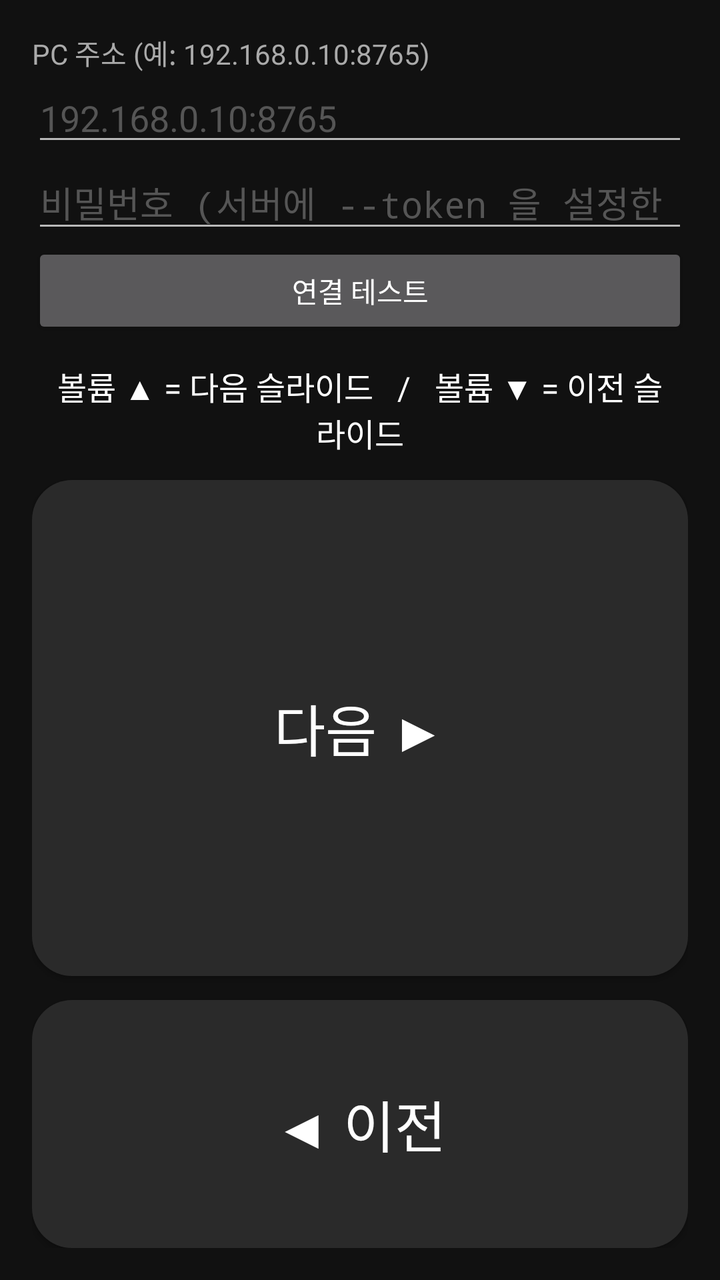
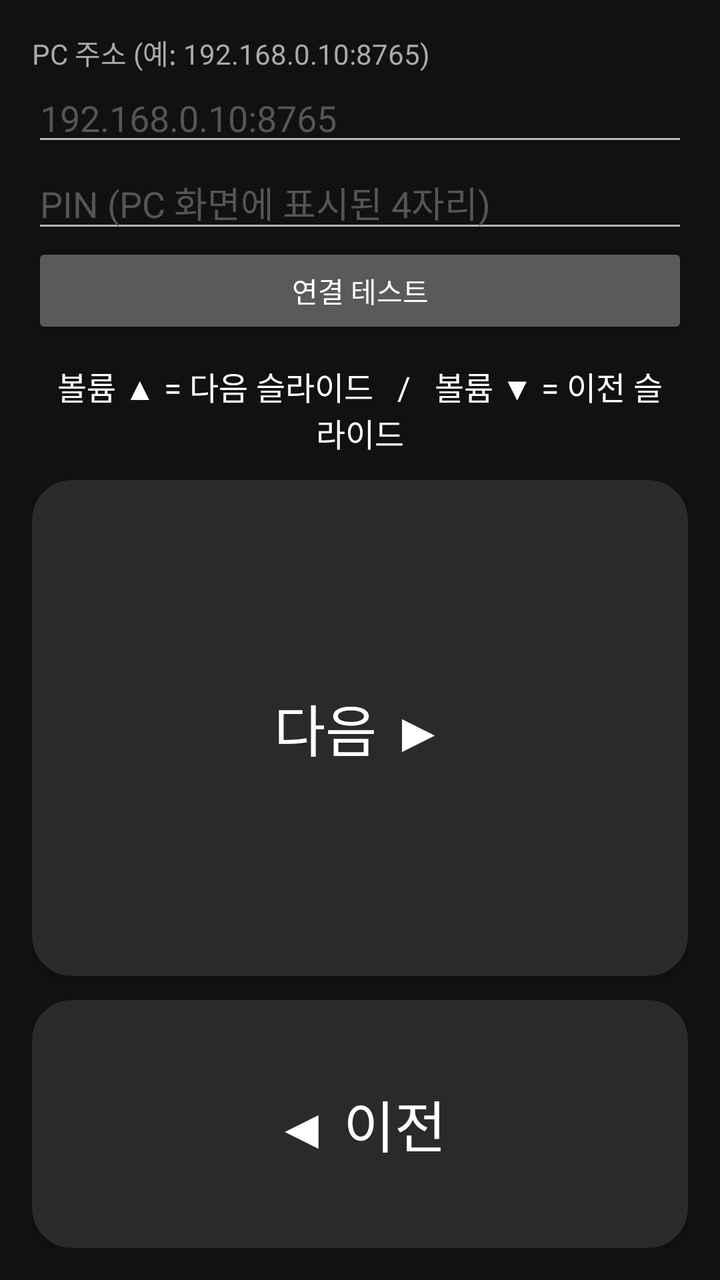

The first picture is an Android layout as it rendered before a commit; the second is the same layout after the commit. The layout source and the unified diff follow.
<!-- AndroidManifest.xml: application theme android:Theme.Material.NoActionBar -->
<!-- res/layout/activity_main.xml -->
<?xml version="1.0" encoding="utf-8"?>
<LinearLayout xmlns:android="http://schemas.android.com/apk/res/android"
    android:layout_width="match_parent"
    android:layout_height="match_parent"
    android:background="#111111"
    android:orientation="vertical"
    android:padding="16dp">

    <TextView
        android:layout_width="match_parent"
        android:layout_height="wrap_content"
        android:text="PC 주소 (예: 192.168.0.10:8765)"
        android:textColor="#AAAAAA" />

    <EditText
        android:id="@+id/host"
        android:layout_width="match_parent"
        android:layout_height="wrap_content"
        android:hint="192.168.0.10:8765"
        android:inputType="textUri"
        android:singleLine="true"
        android:textColor="#FFFFFF"
        android:textColorHint="#555555" />

    <EditText
        android:id="@+id/token"
        android:layout_width="match_parent"
        android:layout_height="wrap_content"
        android:hint="비밀번호 (서버에 --token 을 설정한 경우만)"
        android:inputType="textPassword"
        android:singleLine="true"
        android:textColor="#FFFFFF"
        android:textColorHint="#555555" />

    <Button
        android:id="@+id/connect"
        android:layout_width="match_parent"
        android:layout_height="wrap_content"
        android:text="연결 테스트" />

    <TextView
        android:id="@+id/status"
        android:layout_width="match_parent"
        android:layout_height="wrap_content"
        android:gravity="center"
        android:padding="12dp"
        android:text="볼륨 ▲ = 다음 슬라이드   /   볼륨 ▼ = 이전 슬라이드"
        android:textColor="#FFFFFF"
        android:textSize="16sp" />

    <Button
        android:id="@+id/next"
        android:layout_width="match_parent"
        android:layout_height="0dp"
        android:layout_marginBottom="12dp"
        android:layout_weight="2"
        android:background="@drawable/btn_bg"
        android:text="다음 ▶"
        android:textColor="#FFFFFF"
        android:textSize="28sp" />

    <Button
        android:id="@+id/prev"
        android:layout_width="match_parent"
        android:layout_height="0dp"
        android:layout_weight="1"
        android:background="@drawable/btn_bg"
        android:text="◀ 이전"
        android:textColor="#FFFFFF"
        android:textSize="28sp" />
</LinearLayout>
<!-- resources referenced by this layout -->
<resources>
  <!-- drawable btn_bg (drawable) -->
  <?xml version="1.0" encoding="utf-8"?>
  <selector xmlns:android="http://schemas.android.com/apk/res/android">
      <item android:state_pressed="true">
          <shape><solid android:color="#4F8CFF" /><corners android:radius="20dp" /></shape>
      </item>
      <item>
          <shape><solid android:color="#2A2A2A" /><corners android:radius="20dp" /></shape>
      </item>
  </selector>
</resources>

<!-- the commit's change to res/layout/activity_main.xml (unified diff, before → after) -->
@@ -26,8 +26,8 @@
         android:id="@+id/token"
         android:layout_width="match_parent"
         android:layout_height="wrap_content"
-        android:hint="비밀번호 (서버에 --token 을 설정한 경우만)"
-        android:inputType="textPassword"
+        android:hint="PIN (PC 화면에 표시된 4자리)"
+        android:inputType="number"
         android:singleLine="true"
         android:textColor="#FFFFFF"
         android:textColorHint="#555555" />
